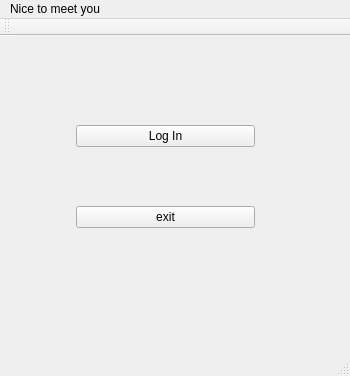
Old version of the form mainwindow.ui in the repository JustRandomName/courseWork3sem.
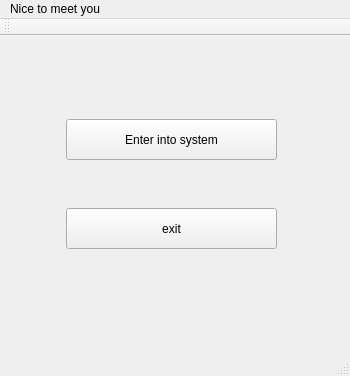
New version of the form.

The edit to the form file:
```diff
--- a/mainwindow.ui
+++ b/mainwindow.ui
@@ -26,31 +26,31 @@
    <string>MainWindow</string>
   </property>
   <widget class="QWidget" name="centralWidget">
-   <widget class="QWidget" name="">
+   <widget class="QPushButton" name="pushButton_2">
     <property name="geometry">
      <rect>
-      <x>65</x>
-      <y>25</y>
-      <width>201</width>
-      <height>231</height>
+      <x>66</x>
+      <y>83</y>
+      <width>211</width>
+      <height>41</height>
      </rect>
     </property>
-    <layout class="QVBoxLayout" name="verticalLayout">
-     <item>
-      <widget class="QPushButton" name="pushButton_2">
-       <property name="text">
-        <string>Log In</string>
-       </property>
-      </widget>
-     </item>
-     <item>
-      <widget class="QPushButton" name="pushButton">
-       <property name="text">
-        <string>exit</string>
-       </property>
-      </widget>
-     </item>
-    </layout>
+    <property name="text">
+     <string>Enter into system</string>
+    </property>
+   </widget>
+   <widget class="QPushButton" name="pushButton">
+    <property name="geometry">
+     <rect>
+      <x>66</x>
+      <y>172</y>
+      <width>211</width>
+      <height>41</height>
+     </rect>
+    </property>
+    <property name="text">
+     <string>exit</string>
+    </property>
    </widget>
   </widget>
   <widget class="QMenuBar" name="menuBar">
```
Left out of the diff: 2 changed lines with no effect on the pictures.
